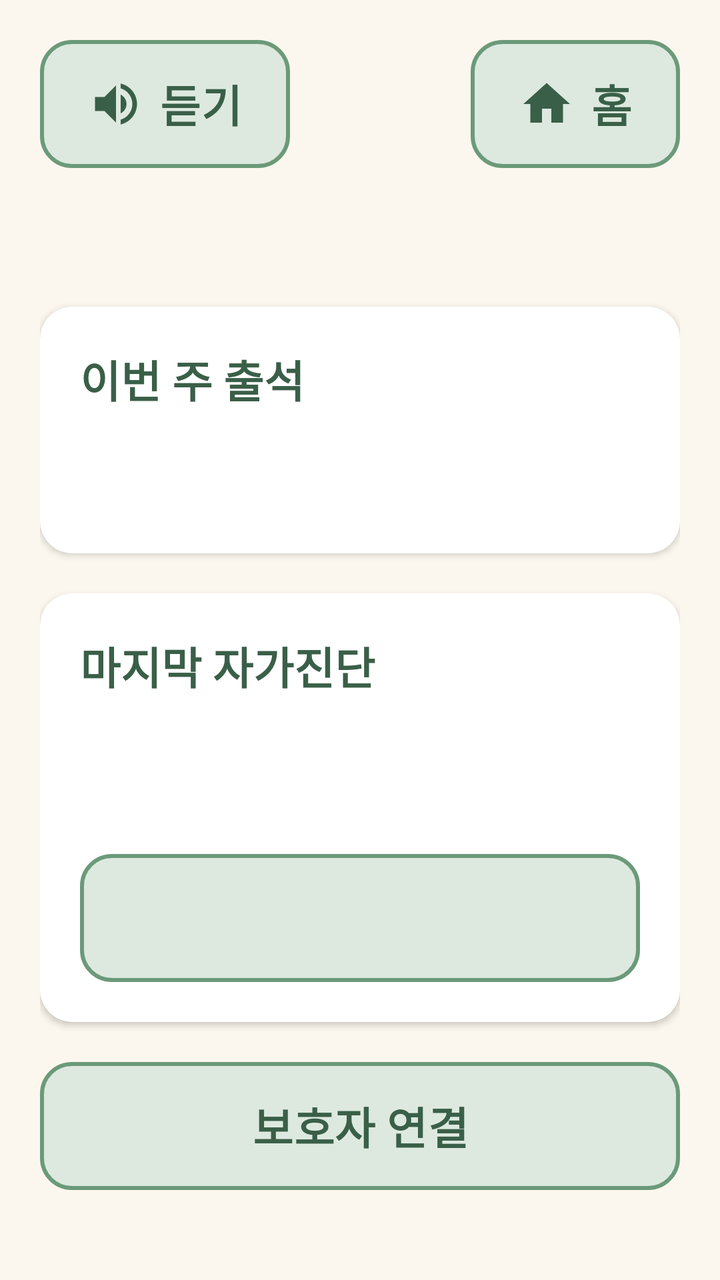
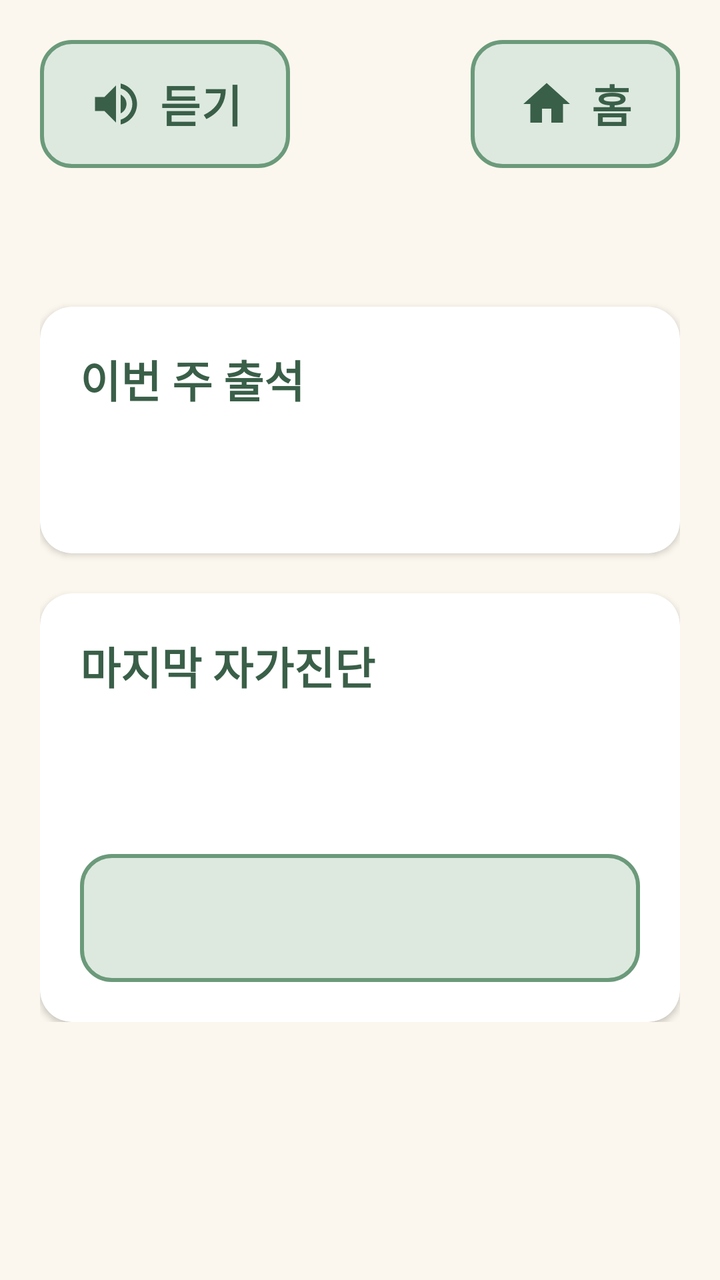

Screens rendered from an Android XML layout before and after an edit, with the pre-edit source and the edit as a unified diff.
<!-- AndroidManifest.xml: application theme Theme.Dorawing -->
<!-- res/layout/activity_record.xml -->
<?xml version="1.0" encoding="utf-8"?>
<LinearLayout xmlns:android="http://schemas.android.com/apk/res/android"
    xmlns:app="http://schemas.android.com/apk/res-auto"
    android:layout_width="match_parent"
    android:layout_height="match_parent"
    android:orientation="vertical"
    android:padding="@dimen/screen_padding">

    <include
        android:id="@+id/topBar"
        layout="@layout/view_top_bar" />

    <ScrollView
        android:fadeScrollbars="false"
        android:layout_width="match_parent"
        android:layout_height="0dp"
        android:layout_weight="1">

        <LinearLayout
            android:layout_width="match_parent"
            android:layout_height="wrap_content"
            android:orientation="vertical">

            
            <com.google.android.material.card.MaterialCardView
                android:id="@+id/cardAlert"
                style="@style/Card"
                android:layout_width="match_parent"
                android:layout_height="wrap_content"
                android:layout_marginTop="@dimen/gap"
                android:visibility="gone"
                app:cardBackgroundColor="@color/pink_light">

                <LinearLayout
                    android:layout_width="match_parent"
                    android:layout_height="wrap_content"
                    android:orientation="vertical">

                    <TextView
                        android:layout_width="match_parent"
                        android:layout_height="wrap_content"
                        android:text="@string/record_alert"
                        android:textStyle="bold" />

                    <TextView
                        android:id="@+id/tvAlertAreas"
                        android:layout_width="match_parent"
                        android:layout_height="wrap_content"
                        android:layout_marginTop="@dimen/gap" />

                    <com.google.android.material.button.MaterialButton
                        android:id="@+id/btnAlertGo"
                        android:layout_width="match_parent"
                        android:layout_height="wrap_content"
                        android:layout_marginTop="@dimen/gap"
                        android:text="@string/record_alert_go" />

                    <com.google.android.material.button.MaterialButton
                        android:id="@+id/btnAlertLater"
                        style="@style/Button.Text"
                        android:layout_width="match_parent"
                        android:layout_height="wrap_content"
                        android:text="@string/record_alert_later" />
                </LinearLayout>
            </com.google.android.material.card.MaterialCardView>

            
            <LinearLayout
                android:id="@+id/boxEmpty"
                android:layout_width="match_parent"
                android:layout_height="wrap_content"
                android:layout_marginTop="@dimen/screen_padding"
                android:orientation="vertical"
                android:visibility="gone">

                <TextView
                    android:layout_width="match_parent"
                    android:layout_height="wrap_content"
                    android:text="@string/record_empty" />

                <com.google.android.material.button.MaterialButton
                    android:id="@+id/btnEmptyGo"
                    android:layout_width="match_parent"
                    android:layout_height="wrap_content"
                    android:layout_marginTop="@dimen/gap"
                    android:text="@string/record_empty_go" />
            </LinearLayout>

            
            <LinearLayout
                android:id="@+id/boxChart"
                android:layout_width="match_parent"
                android:layout_height="wrap_content"
                android:orientation="vertical"
                android:visibility="gone">

                <com.google.android.material.card.MaterialCardView
                    style="@style/Card"
                    android:layout_width="match_parent"
                    android:layout_height="wrap_content"
                    android:layout_marginTop="@dimen/gap"
                    app:cardBackgroundColor="@color/white">

                    <LinearLayout
                        android:layout_width="match_parent"
                        android:layout_height="wrap_content"
                        android:orientation="vertical">

                        <TextView
                            android:layout_width="match_parent"
                            android:layout_height="wrap_content"
                            android:text="@string/record_chart_title"
                            android:textColor="@color/green_dark"
                            android:textSize="@dimen/text_button"
                            android:textStyle="bold" />

                        <com.github.mikephil.charting.charts.BarChart
                            android:id="@+id/chart"
                            android:layout_width="match_parent"
                            android:layout_height="280dp"
                            android:layout_marginTop="@dimen/gap" />

                        
                        <TextView
                            android:id="@+id/tvNoSets"
                            style="@style/Text.Sub"
                            android:layout_width="match_parent"
                            android:layout_height="wrap_content"
                            android:layout_marginTop="@dimen/gap"
                            android:visibility="gone" />
                    </LinearLayout>
                </com.google.android.material.card.MaterialCardView>

                <com.google.android.material.button.MaterialButton
                    android:id="@+id/btnRecommend"
                    android:layout_width="match_parent"
                    android:layout_height="wrap_content"
                    android:layout_marginTop="@dimen/gap" />
            </LinearLayout>

            
            <com.google.android.material.card.MaterialCardView
                style="@style/Card"
                android:layout_width="match_parent"
                android:layout_height="wrap_content"
                android:layout_marginTop="@dimen/screen_padding"
                app:cardBackgroundColor="@color/white">

                <LinearLayout
                    android:layout_width="match_parent"
                    android:layout_height="wrap_content"
                    android:orientation="vertical">

                    <TextView
                        android:layout_width="match_parent"
                        android:layout_height="wrap_content"
                        android:text="@string/record_week_title"
                        android:textColor="@color/green_dark"
                        android:textSize="@dimen/text_button"
                        android:textStyle="bold" />

                    
                    <LinearLayout
                        android:id="@+id/weekRow"
                        android:layout_width="match_parent"
                        android:layout_height="wrap_content"
                        android:layout_marginTop="@dimen/gap"
                        android:orientation="horizontal" />

                    <TextView
                        android:id="@+id/tvWeekCount"
                        android:layout_width="match_parent"
                        android:layout_height="wrap_content"
                        android:layout_marginTop="@dimen/gap" />
                </LinearLayout>
            </com.google.android.material.card.MaterialCardView>

            
            <com.google.android.material.card.MaterialCardView
                style="@style/Card"
                android:layout_width="match_parent"
                android:layout_height="wrap_content"
                android:layout_marginTop="@dimen/screen_padding"
                app:cardBackgroundColor="@color/white">

                <LinearLayout
                    android:layout_width="match_parent"
                    android:layout_height="wrap_content"
                    android:orientation="vertical">

                    <TextView
                        android:layout_width="match_parent"
                        android:layout_height="wrap_content"
                        android:text="@string/record_diag_title"
                        android:textColor="@color/green_dark"
                        android:textSize="@dimen/text_button"
                        android:textStyle="bold" />

                    <TextView
                        android:id="@+id/tvDiagDate"
                        style="@style/Text.Sub"
                        android:layout_width="match_parent"
                        android:layout_height="wrap_content"
                        android:layout_marginTop="@dimen/gap" />

                    <TextView
                        android:id="@+id/tvDiagResult"
                        android:layout_width="match_parent"
                        android:layout_height="wrap_content" />

                    <com.google.android.material.button.MaterialButton
                        android:id="@+id/btnDiag"
                        style="@style/Button.Secondary"
                        android:layout_width="match_parent"
                        android:layout_height="wrap_content"
                        android:layout_marginTop="@dimen/gap" />
                </LinearLayout>
            </com.google.android.material.card.MaterialCardView>

            <com.google.android.material.button.MaterialButton
                android:id="@+id/btnGuardian"
                style="@style/Button.Secondary"
                android:layout_width="match_parent"
                android:layout_height="wrap_content"
                android:layout_marginTop="@dimen/screen_padding"
                android:text="@string/record_guardian" />
        </LinearLayout>
    </ScrollView>
</LinearLayout>
<!-- res/layout/view_top_bar.xml (included above) -->
<?xml version="1.0" encoding="utf-8"?>
<LinearLayout xmlns:android="http://schemas.android.com/apk/res/android"
    xmlns:app="http://schemas.android.com/apk/res-auto"
    android:layout_width="match_parent"
    android:layout_height="wrap_content"
    android:orientation="vertical">

    <LinearLayout
        android:layout_width="match_parent"
        android:layout_height="wrap_content"
        android:gravity="center_vertical"
        android:orientation="horizontal">

        <com.google.android.material.button.MaterialButton
            android:id="@+id/btnSpeak"
            style="@style/Button.Secondary"
            android:layout_width="wrap_content"
            android:layout_height="wrap_content"
            android:text="@string/top_speak"
            app:icon="@drawable/ic_speaker" />

        <Space
            android:layout_width="0dp"
            android:layout_height="0dp"
            android:layout_weight="1" />

        <com.google.android.material.button.MaterialButton
            android:id="@+id/btnHome"
            style="@style/Button.Secondary"
            android:layout_width="wrap_content"
            android:layout_height="wrap_content"
            android:text="@string/top_home"
            app:icon="@drawable/ic_home" />
    </LinearLayout>

    <TextView
        android:id="@+id/tvTitle"
        style="@style/Text.Title"
        android:layout_width="match_parent"
        android:layout_height="wrap_content"
        android:layout_marginTop="@dimen/gap" />
</LinearLayout>
<!-- resources referenced by this layout -->
<resources>
  <color name="green_dark">#3A5F48</color>
  <color name="pink_light">#FBE3DA</color>
  <color name="white">#FFFFFFFF</color>
  <dimen name="gap">12dp</dimen>
  <dimen name="screen_padding">20dp</dimen>
  <dimen name="text_button">22sp</dimen>
  <!-- drawable ic_home (drawable) -->
  <vector xmlns:android="http://schemas.android.com/apk/res/android"
      android:width="24dp"
      android:height="24dp"
      android:viewportWidth="24"
      android:viewportHeight="24">
      <path
          android:fillColor="#FF000000"
          android:pathData="M10,20v-6h4v6h5v-8h3L12,3 2,12h3v8z" />
  </vector>
  <string name="record_alert">요즘 기록이 평소와 달라요. 자가진단을 다시 해 볼까요?</string>
  <string name="record_alert_go">자가진단 하기</string>
  <string name="record_alert_later">나중에</string>
  <string name="record_chart_title">영역별 정답률 (최근 3세트)</string>
  <string name="record_diag_title">마지막 자가진단</string>
  <string name="record_empty">아직 기록이 없어요. 두뇌 훈련을 시작해 볼까요?</string>
  <string name="record_empty_go">두뇌 훈련 하기</string>
  <string name="record_guardian">보호자 연결</string>
  <string name="record_week_title">이번 주 출석</string>
  <string name="top_home">홈</string>
  <string name="top_speak">듣기</string>
  <style name="Card" parent="Widget.Material3.CardView.Elevated">
          <item name="cardBackgroundColor">@color/green_light</item>
          <item name="cardCornerRadius">@dimen/corner</item>
          <item name="cardElevation">@dimen/card_elevation</item>
          <item name="contentPadding">@dimen/card_padding</item>
      </style>
  <style name="Text.Sub" parent="Text.Body">
          <item name="android:textColor">@color/text_sub</item>
      </style>
  <style name="Text.Title" parent="Text.Body">
          <item name="android:textSize">@dimen/text_title</item>
          <item name="android:textStyle">bold</item>
          <item name="android:textColor">@color/green_dark</item>
      </style>
  <color name="green_light">#DDE9DF</color>
  <color name="green_mid">#6B9A7A</color>
  <dimen name="button_stroke">2dp</dimen>
  <dimen name="button_height">64dp</dimen>
  <dimen name="corner">16dp</dimen>
  <dimen name="card_elevation">2dp</dimen>
  <dimen name="card_padding">20dp</dimen>
  <style name="Text.Body" parent="Widget.MaterialComponents.TextView">
          <item name="android:textSize">@dimen/text_body</item>
          <item name="android:lineBreakWordStyle" tools:targetApi="33">phrase</item>
          <item name="android:textColor">@color/text_main</item>
          <item name="android:lineSpacingMultiplier">1.2</item>
      </style>
  <color name="text_sub">#8A8073</color>
  <dimen name="text_title">28sp</dimen>
  <color name="coral_dark">#C85A41</color>
  <color name="cream">#FBF7EE</color>
  <color name="text_main">#2E2A24</color>
  <dimen name="icon_size">28dp</dimen>
  <dimen name="text_body">20sp</dimen>
  <style name="Dialog.Title" parent="MaterialAlertDialog.Material3.Title.Text">
          <item name="android:textSize">@dimen/text_title</item>
          <item name="android:textStyle">bold</item>
          <item name="android:textColor">@color/green_dark</item>
      </style>
  <style name="Dialog.Body" parent="MaterialAlertDialog.Material3.Body.Text">
          <item name="android:textSize">@dimen/text_body</item>
          <item name="android:lineBreakWordStyle" tools:targetApi="33">phrase</item>
          <item name="android:textColor">@color/text_main</item>
      </style>
  <style name="Dialog.Button" parent="Widget.Material3.Button.TextButton.Dialog">
          <item name="android:textSize">@dimen/text_button</item>
          <item name="android:minHeight">@dimen/button_height</item>
          <item name="android:textColor">@color/green_dark</item>
      </style>
  <!-- unchanged entries left out for length: 7 -->
</resources>

<!-- the commit's change to res/layout/activity_record.xml (unified diff, before → after) -->
@@ -122,6 +122,15 @@
 
                         
                         <TextView
+                            android:id="@+id/tvLowest"
+                            style="@style/Text.Sub"
+                            android:layout_width="match_parent"
+                            android:layout_height="wrap_content"
+                            android:text="@string/record_lowest_note"
+                            android:visibility="gone" />
+
+                        
+                        <TextView
                             android:id="@+id/tvNoSets"
                             style="@style/Text.Sub"
                             android:layout_width="match_parent"
@@ -217,13 +226,6 @@
                 </LinearLayout>
             </com.google.android.material.card.MaterialCardView>
 
-            <com.google.android.material.button.MaterialButton
-                android:id="@+id/btnGuardian"
-                style="@style/Button.Secondary"
-                android:layout_width="match_parent"
-                android:layout_height="wrap_content"
-                android:layout_marginTop="@dimen/screen_padding"
-                android:text="@string/record_guardian" />
         </LinearLayout>
     </ScrollView>
 </LinearLayout>
<!-- resource entries referenced after the edit -->
@@ -23,7 +23,7 @@
   <string name="record_diag_title">마지막 자가진단</string>
   <string name="record_empty">아직 기록이 없어요. 두뇌 훈련을 시작해 볼까요?</string>
   <string name="record_empty_go">두뇌 훈련 하기</string>
-  <string name="record_guardian">보호자 연결</string>
+  <string name="record_lowest_note">색이 다른 막대는 가장 낮은 영역이에요.</string>
   <string name="record_week_title">이번 주 출석</string>
   <string name="top_home">홈</string>
   <string name="top_speak">듣기</string>
